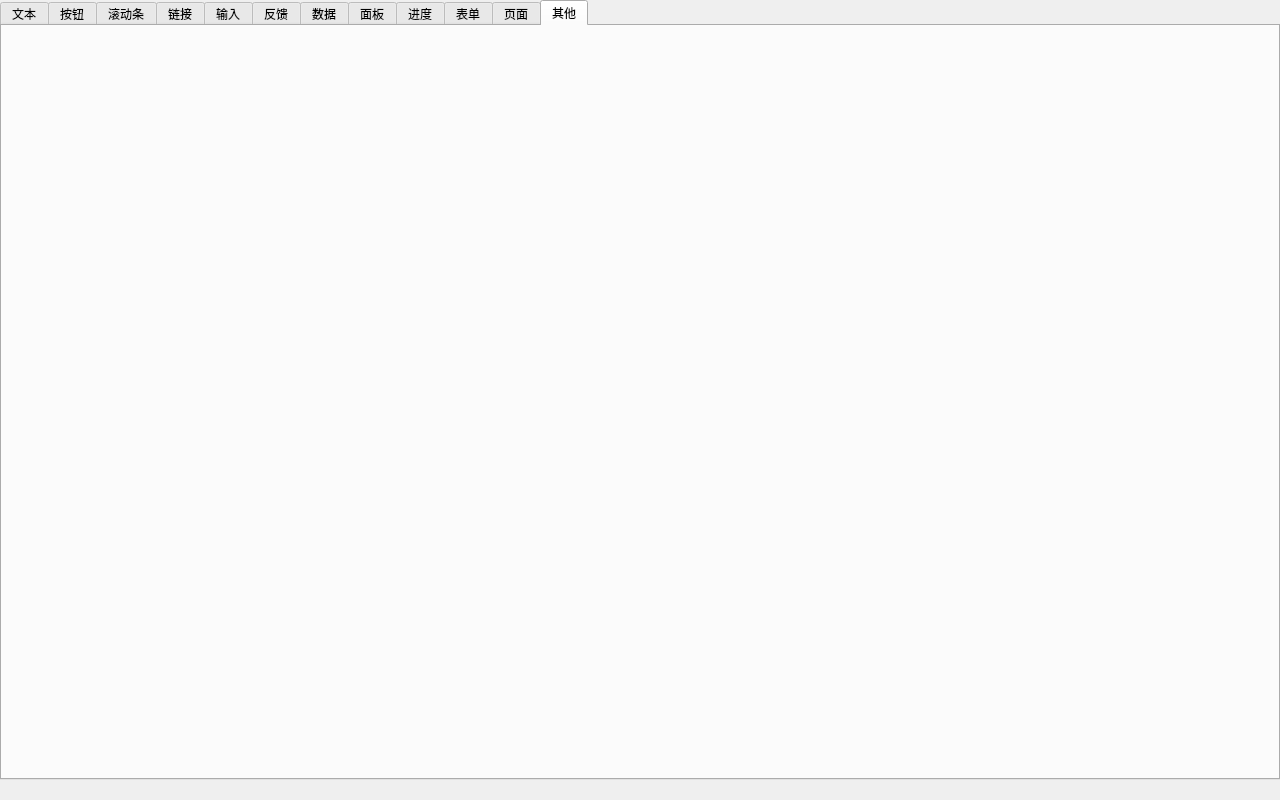
Qt form example/example.ui (yyx-dev/qt-element-ui) before a commit.
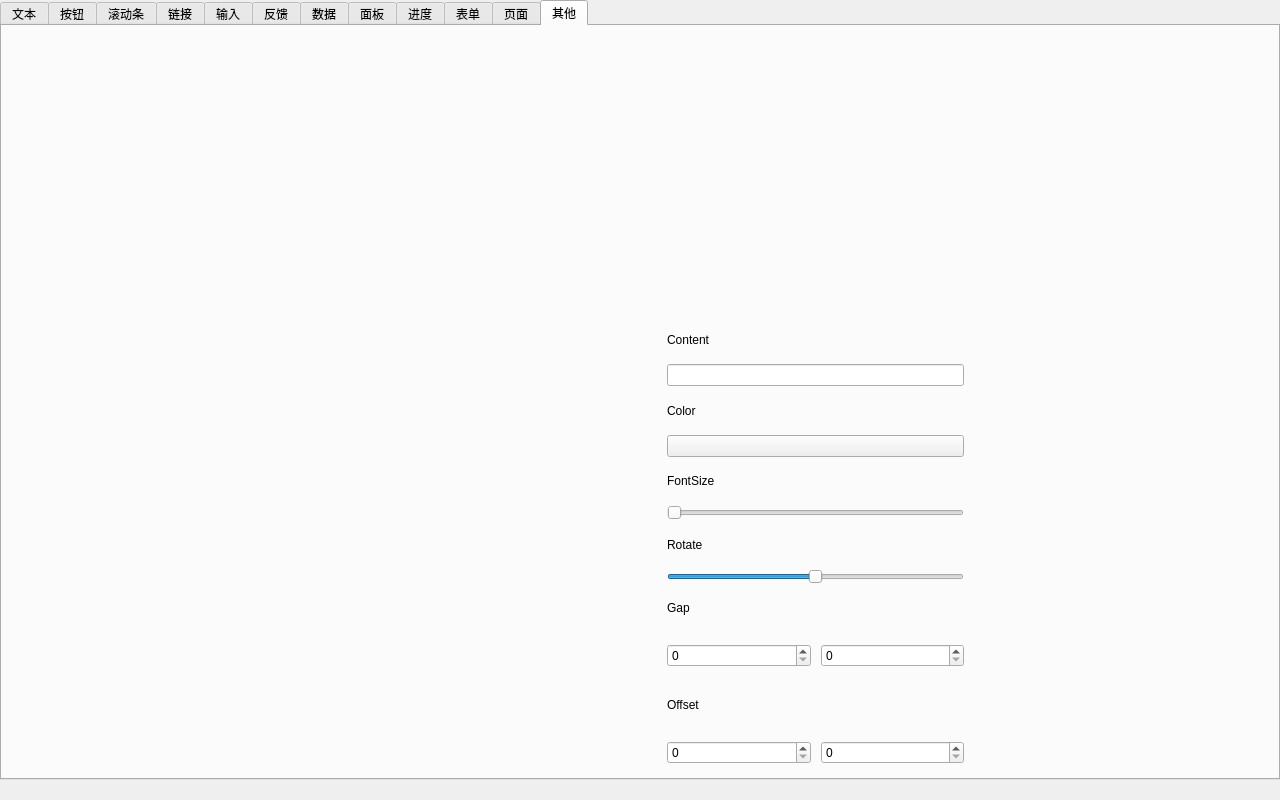
The same form after that commit. The open tabs and pages were chosen to show the change. Custom widgets are drawn as their Qt base class.

Commit message: <FEATURE>(watermark): 完成watermark组件，并添加对应样例

Patch:
```diff
--- a/example/example.ui
+++ b/example/example.ui
@@ -2365,9 +2365,9 @@
       <property name="geometry">
        <rect>
         <x>20</x>
-        <y>20</y>
+        <y>10</y>
         <width>600</width>
-        <height>350</height>
+        <height>271</height>
        </rect>
       </property>
      </widget>
@@ -2375,12 +2375,196 @@
       <property name="geometry">
        <rect>
         <x>670</x>
-        <y>20</y>
+        <y>10</y>
         <width>300</width>
-        <height>300</height>
+        <height>271</height>
        </rect>
       </property>
      </widget>
+     <widget class="QWidget" name="widget" native="true">
+      <property name="geometry">
+       <rect>
+        <x>20</x>
+        <y>290</y>
+        <width>951</width>
+        <height>461</height>
+       </rect>
+      </property>
+      <layout class="QHBoxLayout" name="horizontalLayout" stretch="2,1">
+       <property name="topMargin">
+        <number>0</number>
+       </property>
+       <property name="bottomMargin">
+        <number>0</number>
+       </property>
+       <item>
+        <widget class="Element::Watermark" name="watermark" native="true"/>
+       </item>
+       <item>
+        <widget class="QWidget" name="widget_2" native="true">
+         <layout class="QVBoxLayout" name="verticalLayout">
+          <property name="spacing">
+           <number>0</number>
+          </property>
+          <property name="topMargin">
+           <number>0</number>
+          </property>
+          <property name="bottomMargin">
+           <number>0</number>
+          </property>
+          <item>
+           <widget class="Element::Text" name="lblWatermarkContent">
+            <property name="text">
+             <string>Content</string>
+            </property>
+           </widget>
+          </item>
+          <item>
+           <widget class="Element::InputLine" name="ldtWatermarkContent"/>
+          </item>
+          <item>
+           <widget class="Element::Text" name="lblWatermarkColorPicker">
+            <property name="text">
+             <string>Color</string>
+            </property>
+           </widget>
+          </item>
+          <item>
+           <widget class="QPushButton" name="btnWatermarkColorPicker">
+            <property name="text">
+             <string/>
+            </property>
+           </widget>
+          </item>
+          <item>
+           <widget class="Element::Text" name="lblWatermarkFontSize">
+            <property name="text">
+             <string>FontSize</string>
+            </property>
+           </widget>
+          </item>
+          <item>
+           <widget class="Element::Slider" name="sliderWatermarkFontSize">
+            <property name="minimum">
+             <number>8</number>
+            </property>
+            <property name="maximum">
+             <number>100</number>
+            </property>
+            <property name="orientation">
+             <enum>Qt::Horizontal</enum>
+            </property>
+           </widget>
+          </item>
+          <item>
+           <widget class="Element::Text" name="lblWatermarkRotate">
+            <property name="text">
+             <string>Rotate</string>
+            </property>
+           </widget>
+          </item>
+          <item>
+           <widget class="Element::Slider" name="sliderWatermarkRotate">
+            <property name="minimum">
+             <number>-180</number>
+            </property>
+            <property name="maximum">
+             <number>180</number>
+            </property>
+            <property name="orientation">
+             <enum>Qt::Horizontal</enum>
+            </property>
+           </widget>
+          </item>
+          <item>
+           <widget class="Element::Text" name="lblWatermarkGap">
+            <property name="text">
+             <string>Gap</string>
+            </property>
+           </widget>
+          </item>
+          <item>
+           <widget class="QWidget" name="widget_3" native="true">
+            <layout class="QHBoxLayout" name="horizontalLayout_8">
+             <property name="spacing">
+              <number>10</number>
+             </property>
+             <property name="leftMargin">
+              <number>0</number>
+             </property>
+             <property name="topMargin">
+              <number>0</number>
+             </property>
+             <property name="rightMargin">
+              <number>0</number>
+             </property>
+             <property name="bottomMargin">
+              <number>1</number>
+             </property>
+             <item>
+              <widget class="Element::InputNumber" name="spbWatermarkHorizontalGap">
+               <property name="maximum">
+                <number>999</number>
+               </property>
+              </widget>
+             </item>
+             <item>
+              <widget class="Element::InputNumber" name="spbWatermarkVerticalGap">
+               <property name="maximum">
+                <number>999</number>
+               </property>
+              </widget>
+             </item>
+            </layout>
+           </widget>
+          </item>
+          <item>
+           <widget class="Element::Text" name="lblWatermarkOffset">
+            <property name="text">
+             <string>Offset</string>
+            </property>
+           </widget>
+          </item>
+          <item>
+           <widget class="QWidget" name="widget_4" native="true">
+            <layout class="QHBoxLayout" name="horizontalLayout_9">
+             <property name="spacing">
+              <number>10</number>
+             </property>
+             <property name="leftMargin">
+              <number>0</number>
+             </property>
+             <property name="topMargin">
+              <number>0</number>
+             </property>
+             <property name="rightMargin">
+              <number>0</number>
+             </property>
+             <property name="bottomMargin">
+              <number>1</number>
+             </property>
+             <item>
+              <widget class="Element::InputNumber" name="spbWatermarkOffsetLeft">
+               <property name="maximum">
+                <number>999</number>
+               </property>
+              </widget>
+             </item>
+             <item>
+              <widget class="Element::InputNumber" name="spbWatermarkOffsetTop">
+               <property name="maximum">
+                <number>999</number>
+               </property>
+              </widget>
+             </item>
+            </layout>
+           </widget>
+          </item>
+         </layout>
+        </widget>
+       </item>
+      </layout>
+     </widget>
     </widget>
    </widget>
   </widget>
@@ -2561,6 +2745,12 @@
    <header>progress.h</header>
    <container>1</container>
   </customwidget>
+  <customwidget>
+   <class>Element::Watermark</class>
+   <extends>QWidget</extends>
+   <header>watermark.h</header>
+   <container>1</container>
+  </customwidget>
  </customwidgets>
  <resources/>
  <connections/>
```
Left out of the diff: 2 changed lines with no effect on the pictures. The commit also changes 3 other files.
